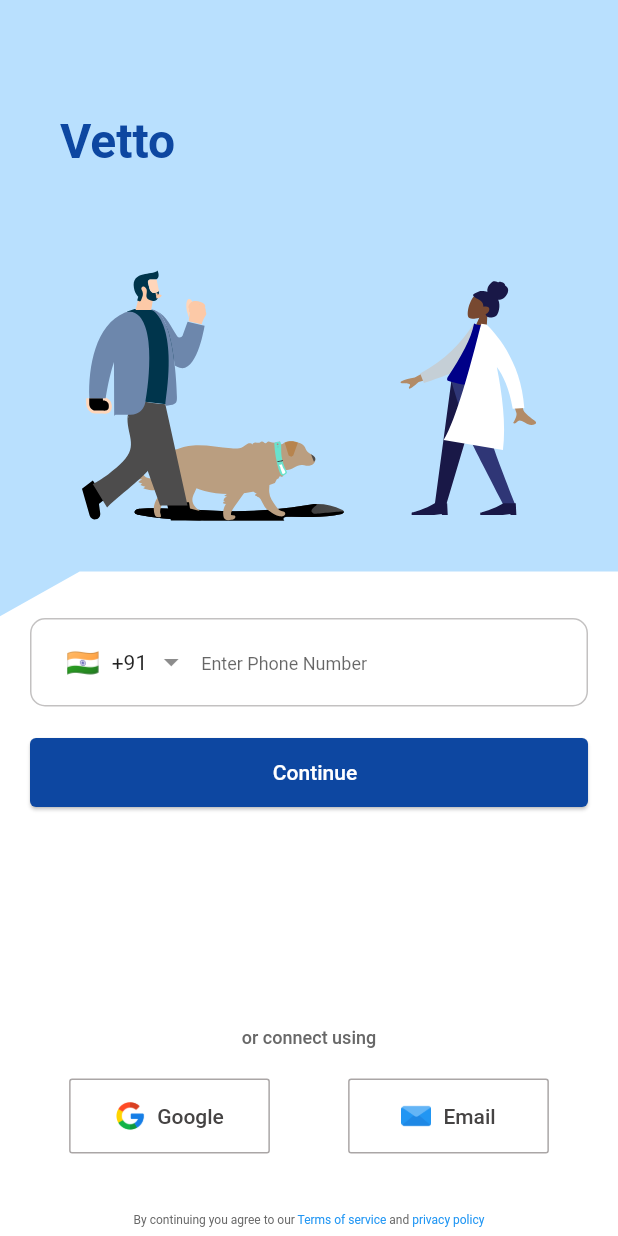
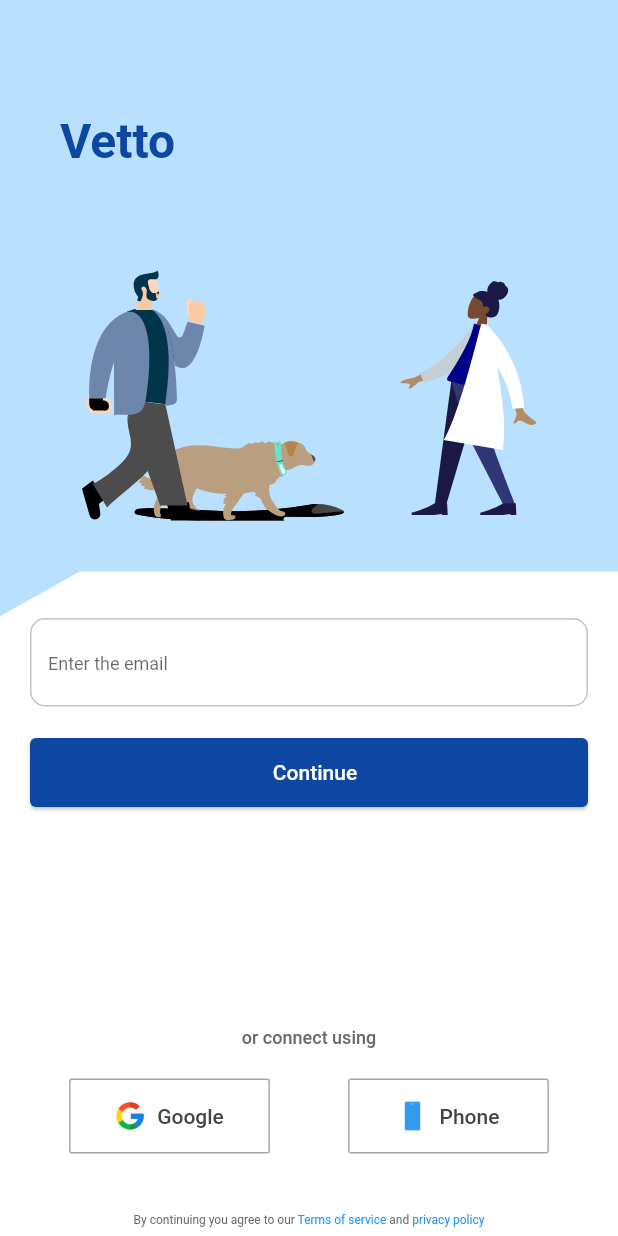
Before and after one commit to akshays-repo/flutterboilerplateriverpodfreezed, a Flutter app: the screen it shows after launch, after a tap on "Email", on a phone screen of 412 x 824 dp. Run offline on Flutter 3.47's test engine with Material 2 defaults, Android fonts, the phone set to English and light mode, and no system bars; drawn by our look-alikes of intl_phone_field; our stand-ins replace connectivity_plus, device_preview, dio, flutter_dotenv, flutter_riverpod, freezed_annotation and 8 more; missing offline and left inert: flutter_keyboard_size; accounts and stored records are empty; project files that could hold a hidden picture were left out.

Commit message:
chore: updated behave of the page

```diff
--- a/lib/features/auth/view/multi_authentication_view.dart
+++ b/lib/features/auth/view/multi_authentication_view.dart
@@ -1,6 +1,7 @@
 import 'package:flutter/material.dart';
 import 'package:flutter_boilerplate/app/widget/buttons_widget.dart';
 import 'package:flutter_boilerplate/features/auth/view/otp_authentication_view.dart';
+import 'package:flutter_boilerplate/features/auth/view/widget/email_field_widget.dart';
 import 'package:flutter_boilerplate/features/auth/view/widget/header_banner_custompaint_widget.dart';
 import 'package:flutter_boilerplate/features/auth/view/widget/phonenumber_field_widget.dart';
 import 'package:flutter_keyboard_size/flutter_keyboard_size.dart';
@@ -27,8 +28,24 @@ class MultiAuthenticationView extends StatelessWidget {
   }
 }
 
-class _AuthFieldSection extends StatelessWidget {
+enum SelectedAuthMethod { phone, email, google }
+
+class _AuthFieldSection extends StatefulWidget {
   const _AuthFieldSection();
+  @override
+  State<_AuthFieldSection> createState() => _AuthFieldSectionState();
+}
+
+class _AuthFieldSectionState extends State<_AuthFieldSection> {
+  //  selected auth method
+  SelectedAuthMethod _selectedAuthMethod = SelectedAuthMethod.phone;
+
+// Change selected auth method
+  void handleChangeAuthSelectedMethod(SelectedAuthMethod selectedAuthMethod) {
+    setState(() {
+      _selectedAuthMethod = selectedAuthMethod;
+    });
+  }
 
   @override
   Widget build(BuildContext context) {
@@ -52,8 +69,22 @@ class _AuthFieldSection extends StatelessWidget {
               child: Column(
                 mainAxisAlignment: MainAxisAlignment.spaceBetween,
                 children: [
+                  //
+                  if (_selectedAuthMethod == SelectedAuthMethod.phone ||
+                      _selectedAuthMethod == SelectedAuthMethod.google)
                     _PhoneNumberHandleSection(),
-                  const _ConnectUsingOther(),
+                  //
+                  if (_selectedAuthMethod == SelectedAuthMethod.email ||
+                      _selectedAuthMethod == SelectedAuthMethod.google)
+                    _EmailHandleSection(),
+                  //
+                  _ConnectUsingOther(
+                    selectedAuthMethod: _selectedAuthMethod,
+                    handleClickAuthChange:
+                        (SelectedAuthMethod selectedAuthMethod) {
+                      handleChangeAuthSelectedMethod(selectedAuthMethod);
+                    },
+                  ),
                 ],
               )),
         ),
@@ -62,8 +93,35 @@ class _AuthFieldSection extends StatelessWidget {
   }
 }
 
+class _EmailHandleSection extends StatelessWidget {
+  _EmailHandleSection();
+
+  final TextEditingController controller = TextEditingController();
+
+  @override
+  Widget build(BuildContext context) {
+    return Column(
+      children: [
+        const EmailFieldWidget(),
+        const SizedBox(
+          height: 20,
+        ),
+        BlockButton(
+          text: "Continue",
+          isSubmit: () {
+            Navigator.push(
+              context,
+              MaterialPageRoute(
+                  builder: (context) => const OtpAuthenticationView()),
+            );
+          },
+        ),
+      ],
+    );
+  }
+}
+
 class _PhoneNumberHandleSection extends StatelessWidget {
-  _PhoneNumberHandleSection();
   final TextEditingController controller = TextEditingController();
   final PhoneNumber number =
       PhoneNumber(phoneNumber: "", dialCode: "91", isoCode: "IN");
@@ -72,9 +130,6 @@ class _PhoneNumberHandleSection extends StatelessWidget {
   Widget build(BuildContext context) {
     return Column(
       children: [
-        // const SizedBox(
-        //   height: 10,
-        // ),
         PhoneNumberFieldWidget(
           number: number,
           textEditingController: controller,
@@ -87,7 +142,8 @@ class _PhoneNumberHandleSection extends StatelessWidget {
           isSubmit: () {
             Navigator.push(
               context,
-              MaterialPageRoute(builder: (context) => OtpAuthenticationView()),
+              MaterialPageRoute(
+                  builder: (context) => const OtpAuthenticationView()),
             );
           },
         ),
@@ -97,7 +153,11 @@ class _PhoneNumberHandleSection extends StatelessWidget {
 }
 
 class _ConnectUsingOther extends StatelessWidget {
-  const _ConnectUsingOther();
+  const _ConnectUsingOther(
+      {required this.handleClickAuthChange, required this.selectedAuthMethod});
+  final SelectedAuthMethod selectedAuthMethod;
+
+  final Function(SelectedAuthMethod) handleClickAuthChange;
 
   @override
   Widget build(BuildContext context) {
@@ -121,6 +181,9 @@ class _ConnectUsingOther extends StatelessWidget {
               mainAxisAlignment: MainAxisAlignment.spaceAround,
               children: [
                 loginOption(
+                  handleClick: () {
+                    // handleClickAuthChange(SelectedAuthMethod.google);
+                  },
                   label: "Google",
                   icon: const Image(
                     image: AssetImage(
@@ -130,11 +193,29 @@ class _ConnectUsingOther extends StatelessWidget {
                     height: 20,
                   ),
                 ),
+                if (selectedAuthMethod == SelectedAuthMethod.phone)
                   loginOption(
+                    handleClick: () {
+                      handleClickAuthChange(SelectedAuthMethod.email);
+                    },
                     label: "Email",
                     icon: const Image(
                       image: AssetImage(
                         'assets/icons/email.png',
+                      ),
+                      width: 20,
+                      height: 20,
+                    ),
+                  ),
+                if (selectedAuthMethod == SelectedAuthMethod.email)
+                  loginOption(
+                    handleClick: () {
+                      handleClickAuthChange(SelectedAuthMethod.phone);
+                    },
+                    label: "Phone",
+                    icon: const Image(
+                      image: AssetImage(
+                        'assets/icons/phone.png',
                       ),
                       width: 20,
                       height: 20,
@@ -189,7 +270,10 @@ class _ConnectUsingOther extends StatelessWidget {
     );
   }
 
-  Widget loginOption({required String label, required Widget icon}) {
+  Widget loginOption(
+      {required String label,
+      required Widget icon,
+      required Function handleClick}) {
     return Container(
       decoration: BoxDecoration(
           color: Colors.transparent,
@@ -199,7 +283,7 @@ class _ConnectUsingOther extends StatelessWidget {
           border: Border.all(
               color: const Color.fromARGB(170, 128, 122, 122), width: 1)),
       child: TextButton.icon(
-        onPressed: () => {},
+        onPressed: () => {handleClick()},
         style: TextButton.styleFrom(minimumSize: Size(32.w, 5.h)),
         icon: icon,
         label: Text(
--- /dev/null
+++ b/lib/features/auth/view/widget/email_field_widget.dart
@@ -0,0 +1,24 @@
+import 'package:flutter/material.dart';
+
+class EmailFieldWidget extends StatelessWidget {
+  const EmailFieldWidget({super.key});
+
+  @override
+  Widget build(BuildContext context) {
+    return TextFormField(
+      decoration: const InputDecoration(
+          focusedBorder: OutlineInputBorder(
+            borderRadius: BorderRadius.all(Radius.circular(10.0)),
+            borderSide: BorderSide(
+                color: Color.fromARGB(218, 185, 183, 183), width: 1.0),
+          ),
+          enabledBorder: OutlineInputBorder(
+            borderRadius: BorderRadius.all(Radius.circular(10.0)),
+            borderSide: BorderSide(
+                color: Color.fromARGB(218, 185, 183, 183), width: 1.0),
+          ),
+          hintText: 'Enter the email',
+          hintStyle: TextStyle(fontSize: 12, fontWeight: FontWeight.w400)),
+    );
+  }
+}
```
Also changed, not shown: assets/icons/email_icon.svg (deleted), assets/icons/google_icon.svg (deleted), assets/icons/phone.png (added). Lines whose indentation alone changed are shown as unchanged.
